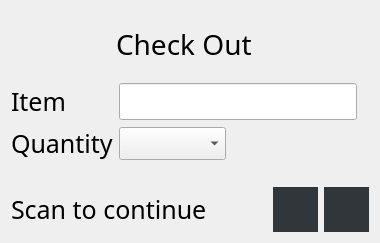
The window that Windows/CheckOutBox.ui (addisonElliott/SmartShopTouchScreen) describes before a commit, drawn with Qt 5.
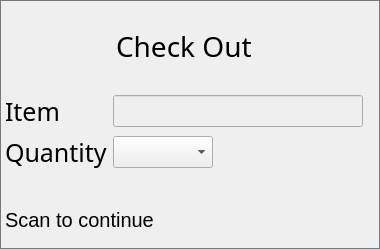
The same window after the commit. Icons and pictures are not drawn. Custom widgets are drawn as their Qt base class.

Commit message: Move checkOutBox from being constructed once at the initialization of BarcodeManager to being constructed whenever it is required to pop up. This also eliminates the need for a ResetToDefault function.

```diff
--- a/Windows/CheckOutBox.ui
+++ b/Windows/CheckOutBox.ui
@@ -7,7 +7,7 @@
     <x>0</x>
     <y>0</y>
     <width>380</width>
-    <height>243</height>
+    <height>249</height>
    </rect>
   </property>
   <property name="font">
@@ -18,7 +18,25 @@
   <property name="windowTitle">
    <string>Dialog</string>
   </property>
+  <property name="styleSheet">
+   <string notr="true">QDialog
+{
+	border: 1px solid #76797C;
+}</string>
+  </property>
   <layout class="QGridLayout" name="gridLayout">
+   <property name="leftMargin">
+    <number>5</number>
+   </property>
+   <property name="topMargin">
+    <number>5</number>
+   </property>
+   <property name="rightMargin">
+    <number>5</number>
+   </property>
+   <property name="bottomMargin">
+    <number>5</number>
+   </property>
    <item row="10" column="1">
     <widget class="QLabel" name="item_label">
      <property name="font">
@@ -53,6 +71,9 @@
    </item>
    <item row="19" column="1" colspan="4">
     <layout class="QHBoxLayout" name="horizontalLayout_1">
+     <property name="spacing">
+      <number>15</number>
+     </property>
      <property name="topMargin">
       <number>0</number>
      </property>
@@ -60,8 +81,8 @@
       <widget class="QLabel" name="cancel_label">
        <property name="font">
         <font>
-         <family>Cronus Round</family>
-         <pointsize>19</pointsize>
+         <family>Segoe UI</family>
+         <pointsize>15</pointsize>
         </font>
        </property>
        <property name="text">
@@ -86,18 +107,18 @@
       <widget class="TouchButton" name="accept_button">
        <property name="minimumSize">
         <size>
-         <width>45</width>
-         <height>45</height>
+         <width>48</width>
+         <height>48</height>
         </size>
        </property>
        <property name="maximumSize">
         <size>
-         <width>45</width>
-         <height>45</height>
+         <width>48</width>
+         <height>48</height>
         </size>
        </property>
        <property name="styleSheet">
-        <string notr="true">background-color: #31363B;
+        <string notr="true">background-color: transparent;
 border: 0;</string>
        </property>
        <property name="text">
@@ -109,8 +130,8 @@
        </property>
        <property name="iconSize">
         <size>
-         <width>40</width>
-         <height>40</height>
+         <width>48</width>
+         <height>48</height>
         </size>
        </property>
       </widget>
@@ -119,18 +140,18 @@
       <widget class="TouchButton" name="cancel_button">
        <property name="minimumSize">
         <size>
-         <width>45</width>
-         <height>45</height>
+         <width>48</width>
+         <height>48</height>
         </size>
        </property>
        <property name="maximumSize">
         <size>
-         <width>45</width>
-         <height>45</height>
+         <width>48</width>
+         <height>48</height>
         </size>
        </property>
        <property name="styleSheet">
-        <string notr="true">background-color: #31363B;
+        <string notr="true">background-color: transparent;
 border: 0;</string>
        </property>
        <property name="text">
@@ -142,8 +163,8 @@
        </property>
        <property name="iconSize">
         <size>
-         <width>40</width>
-         <height>40</height>
+         <width>48</width>
+         <height>48</height>
         </size>
        </property>
       </widget>
@@ -180,14 +201,30 @@
     </widget>
    </item>
    <item row="10" column="2">
-    <widget class="QLineEdit" name="item_textBox"/>
+    <widget class="QLineEdit" name="item_textBox">
+     <property name="enabled">
+      <bool>false</bool>
+     </property>
+     <property name="font">
+      <font>
+       <family>Segoe UI</family>
+       <pointsize>15</pointsize>
+      </font>
+     </property>
+     <property name="text">
+      <string/>
+     </property>
+     <property name="maxLength">
+      <number>20</number>
+     </property>
+    </widget>
    </item>
    <item row="11" column="2" alignment="Qt::AlignLeft">
     <widget class="QComboBox" name="qty_combo">
      <property name="font">
       <font>
        <family>Segoe UI</family>
-       <pointsize>16</pointsize>
+       <pointsize>15</pointsize>
        <weight>50</weight>
        <italic>false</italic>
        <bold>false</bold>
```
The commit also changes 7 other files.
